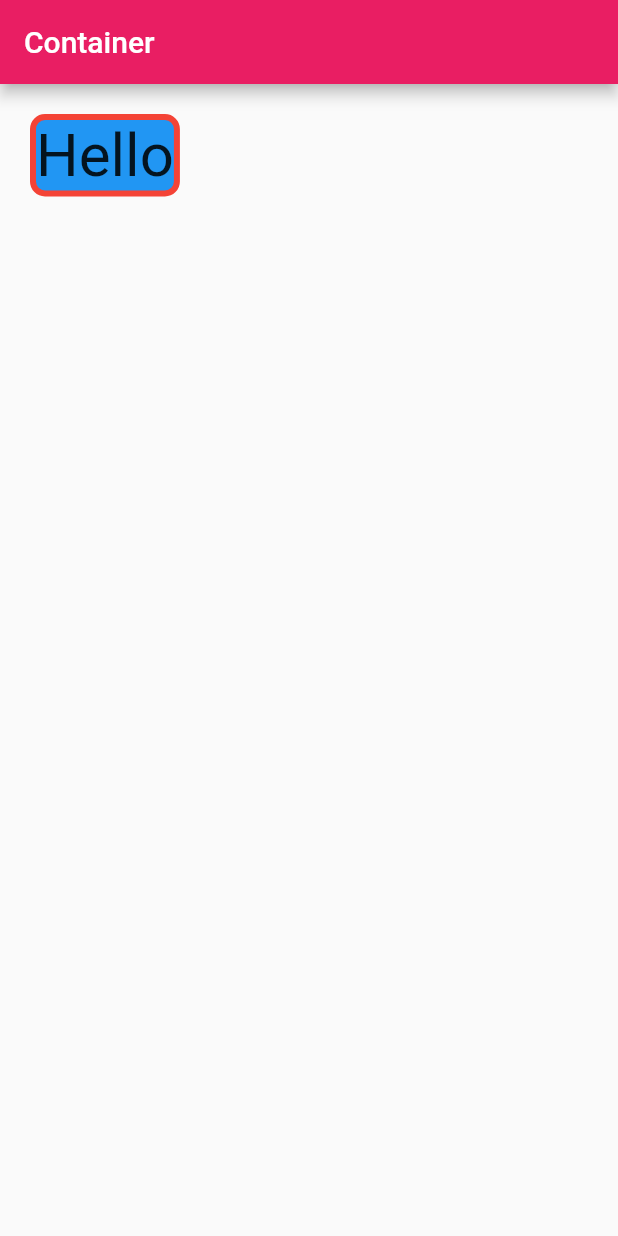
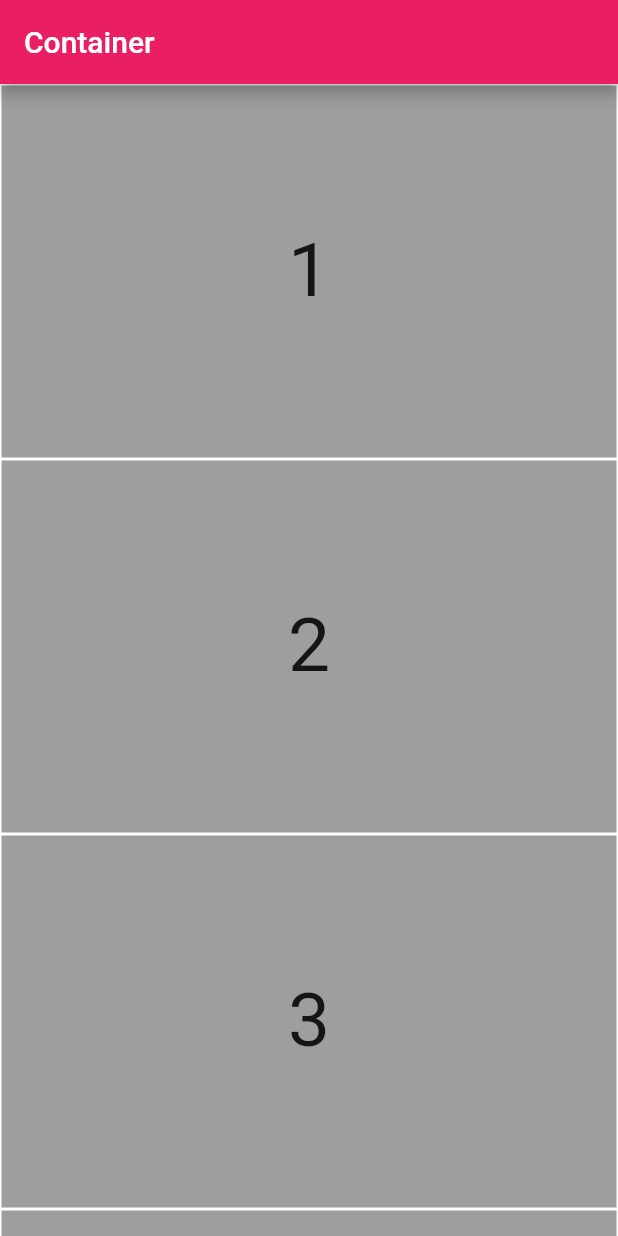
Before and after one commit to AdiMunawar31/BELAJAR-FLUTTER, a Flutter app: the screen it shows after launch, on a phone screen of 412 x 824 dp. Run offline on Flutter 3.47's test engine with Material 2 defaults, Android fonts, the phone set to English and light mode, and no system bars.

Commit message:
belajar ListView

```diff
--- a/lib/main.dart
+++ b/lib/main.dart
@@ -1,4 +1,5 @@
-import 'package:belajar_flutter/tutorial/container.dart';
+// import 'package:belajar_flutter/tutorial/container.dart';
+import 'package:belajar_flutter/tutorial/list_view.dart';
 import 'package:flutter/material.dart';
 
 void main() {
@@ -14,6 +15,6 @@ class MyApp extends StatelessWidget {
         debugShowCheckedModeBanner: false,
         title: 'Flutter Basic',
         theme: ThemeData(primarySwatch: Colors.pink),
-        home: ContainerScreen());
+        home: ListViews());
   }
 }
--- /dev/null
+++ b/lib/tutorial/list_view.dart
@@ -0,0 +1,31 @@
+import 'package:flutter/material.dart';
+
+class ListViews extends StatelessWidget {
+  final List<int> numberList = [1, 2, 3, 4, 5, 6, 7, 8, 9, 10];
+
+  ListViews({Key? key}) : super(key: key);
+
+  @override
+  Widget build(BuildContext context) {
+    return Scaffold(
+        appBar: AppBar(
+          title: Text('Container'),
+        ),
+        body: ListView.builder(
+          itemBuilder: (BuildContext context, int index) {
+            return Container(
+              height: 250,
+              decoration: BoxDecoration(
+                  color: Colors.grey, border: Border.all(color: Colors.white)),
+              child: Center(
+                child: Text(
+                  '${numberList[index]}',
+                  style: TextStyle(fontSize: 50),
+                ),
+              ),
+            );
+          },
+          itemCount: numberList.length,
+        ));
+  }
+}
```
